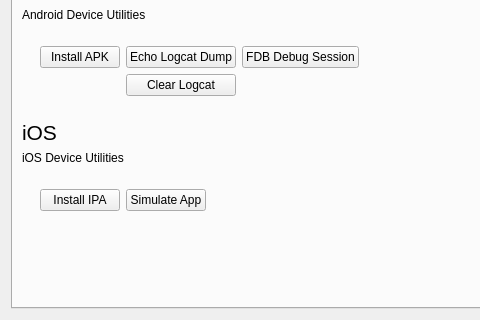
This is resources/widget/DeckCompileWidget/DeckCompileWidget.ui in sernst/CompilerDeck as Qt 5 draws it before an edit; both pictures show x 0 to 480 and y 184 to 504 of the 640 by 504 pixel window. The edited form follows.
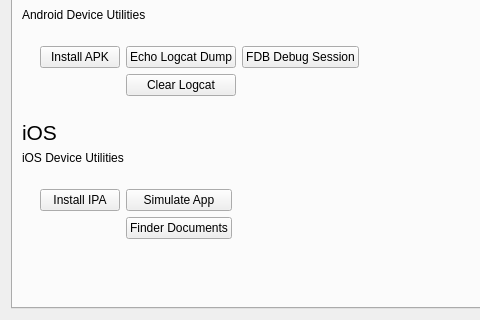
This is the edited form.

Commit message: Adds convenience button for accessing simulated app documents directory.

```diff
--- a/resources/widget/DeckCompileWidget/DeckCompileWidget.ui
+++ b/resources/widget/DeckCompileWidget/DeckCompileWidget.ui
@@ -1145,6 +1145,13 @@
                </property>
               </widget>
              </item>
+             <item row="1" column="1">
+              <widget class="QPushButton" name="openSimDocsBtn">
+               <property name="text">
+                <string>Finder Documents</string>
+               </property>
+              </widget>
+             </item>
             </layout>
            </widget>
           </item>
```
The commit also changes 5 other files.
